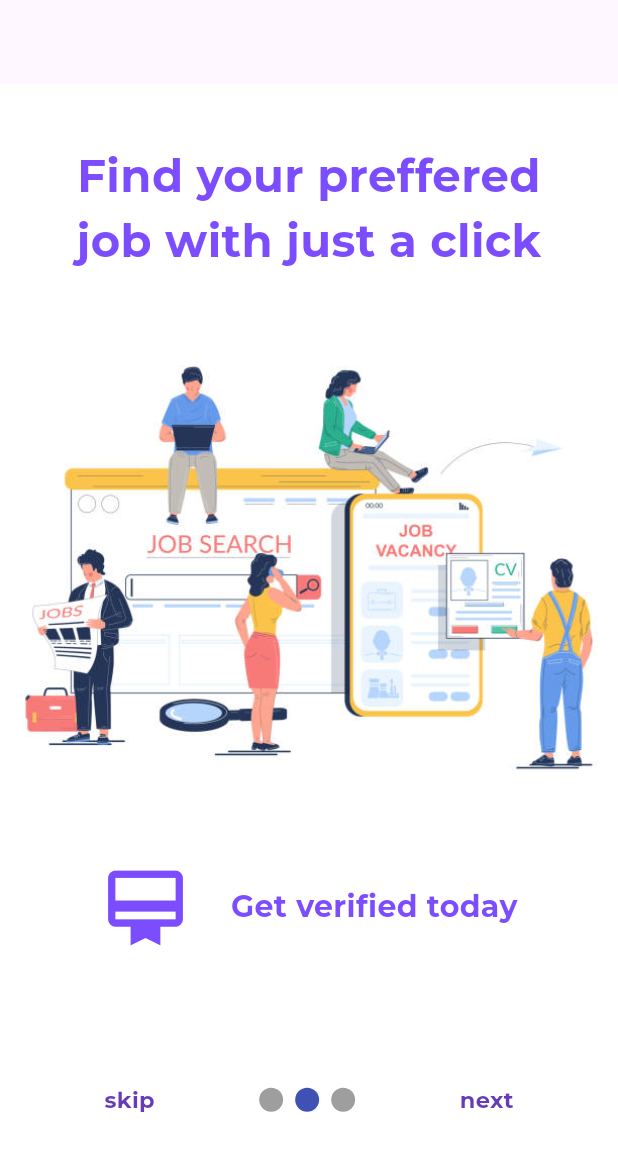
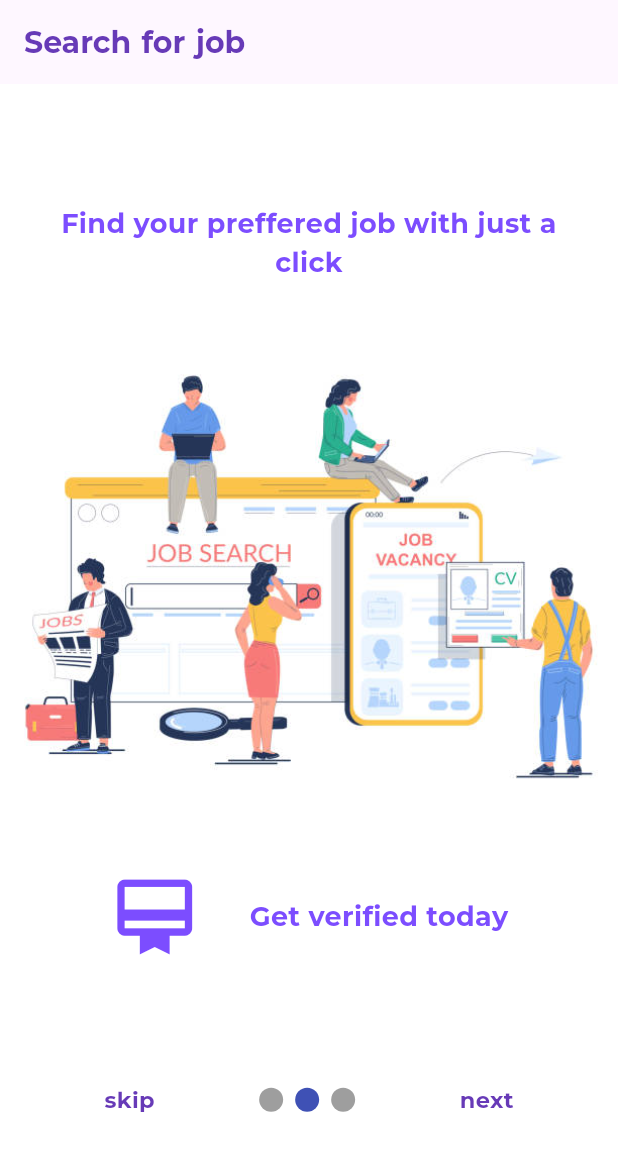
Before and after one commit to BraisonWabwire/flexi_hire, a Flutter app: the screen it shows after launch, swiped to page 2, on a phone screen of 412 x 824 dp. Shown: the top 1151 px of the screen. Run offline on Flutter 3.47's test engine with Material 3 defaults, Android fonts, the phone set to English and light mode, and no system bars; drawn by our look-alikes of smooth_page_indicator; our stand-ins replace google_fonts.

```diff
--- a/lib/intro_screens/intro_page1.dart
+++ b/lib/intro_screens/intro_page1.dart
@@ -8,7 +8,7 @@ class IntroPage1 extends StatelessWidget {
   Widget build(BuildContext context) {
     return Scaffold(
       appBar: AppBar(title: Text('Flexi Hire', style: GoogleFonts.roboto(
-        fontSize: 25,
+        fontSize: 30,
         wordSpacing:1.2,
         color: Colors.deepPurple,
         fontWeight: FontWeight.bold
@@ -29,7 +29,7 @@ class IntroPage1 extends StatelessWidget {
               child: Text(
                 "Flexi Hire, Kenya's top job finder platform",
                 style:  GoogleFonts.montserrat(
-                  fontSize: 30,
+                  fontSize: 20,
                   letterSpacing: 1.1,
                   fontWeight: FontWeight.bold,
                   color: Colors.white,
--- a/lib/intro_screens/intro_page2.dart
+++ b/lib/intro_screens/intro_page2.dart
@@ -12,9 +12,9 @@ class IntroPage2 extends StatelessWidget {
         backgroundColor: Colors.white,
         appBar: AppBar(
           title: Text(
-            '',
-            style: GoogleFonts.roboto(
-              fontSize: 25,
+            'Search for job',
+            style: GoogleFonts.montserrat(
+              fontSize: 20,
               wordSpacing: 1.2,
               color: Colors.deepPurple,
               fontWeight: FontWeight.bold,
@@ -24,6 +24,7 @@ class IntroPage2 extends StatelessWidget {
         body: Column(
           mainAxisAlignment: MainAxisAlignment.start,
           children: [
+            SizedBox(height: 40,),
             DecoratedBox(
               decoration: BoxDecoration(
                 color: Colors.white,
@@ -39,7 +40,7 @@ class IntroPage2 extends StatelessWidget {
                     child: Text(
                       "Find your preffered job with just a click",
                       style: GoogleFonts.montserrat(
-                        fontSize: 30,
+                        fontSize: 18,
                         fontWeight: FontWeight.bold,
                         color: Colors.deepPurpleAccent,
                       ),
@@ -67,7 +68,7 @@ class IntroPage2 extends StatelessWidget {
                      Text(
                       "Get verified today",
                       style: GoogleFonts.montserrat(
-                        fontSize: 20,
+                        fontSize: 18,
                         fontWeight: FontWeight.bold,
                         color: Colors.deepPurpleAccent,
                       ),
--- a/pubspec.yaml
+++ b/pubspec.yaml
@@ -61,6 +61,10 @@ flutter:
   assets:
     - assets/images/working.png
     - assets/images/searching.png
+    - assets/images/page3.png
+    - assets/images/page32.png
+
+
   #   - images/a_dot_ham.jpeg
 
   # An image asset can refer to one or more resolution-specific "variants", see
```
Also changed, not shown: lib/intro_screens/intro_page3.dart (+37 -3 lines), assets/images/page3.png (added), assets/images/page32.png (added).
